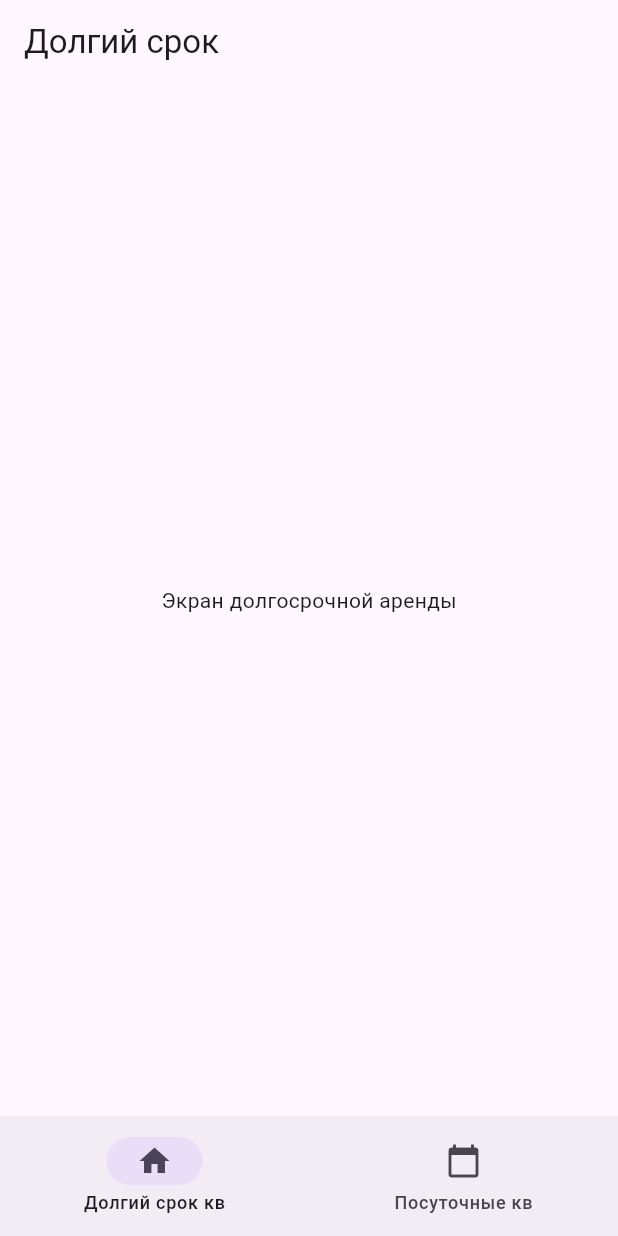
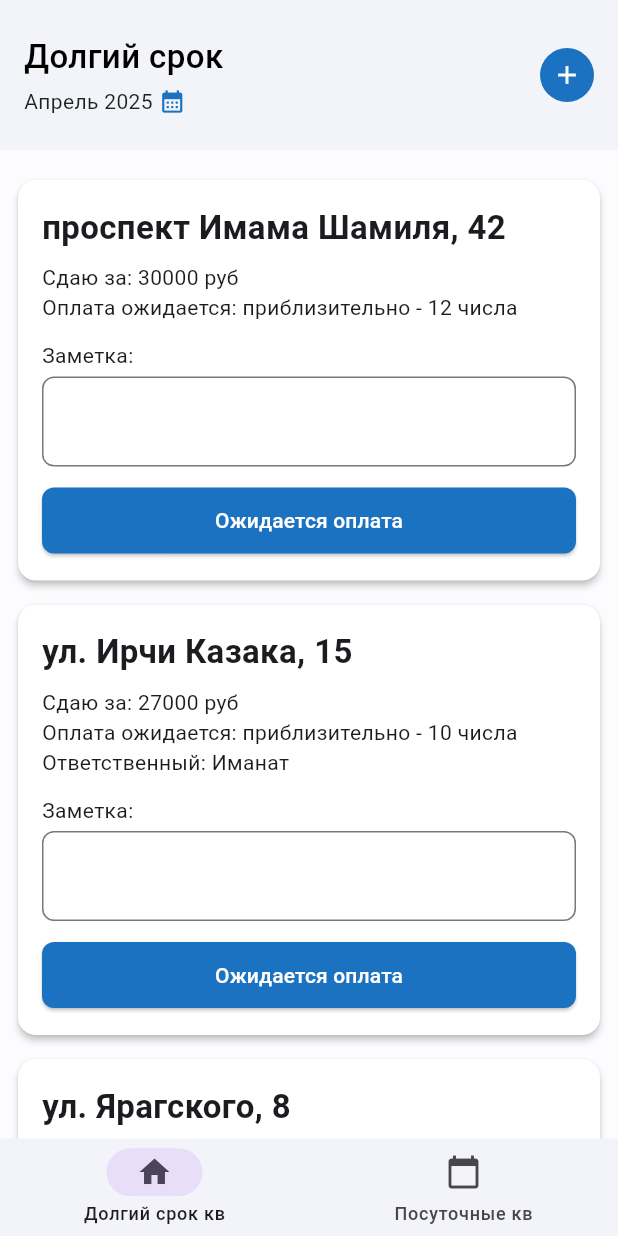
Before and after one commit to Gerkaaa/rent_tracker, a Flutter app: the HomeScreen screen opened directly, on a phone screen of 412 x 824 dp. Run offline on Flutter 3.47's test engine with Material 3 defaults, Android fonts, the phone set to English and light mode, and no system bars.

Commit message:
Feat: add long term card, widgets and utils

```diff
--- /dev/null
+++ b/lib/core/constants/months.dart
@@ -0,0 +1,14 @@
+const List<String> months = [
+  'Январь',
+  'Февраль',
+  'Март',
+  'Апрель',
+  'Май',
+  'Июнь',
+  'Июль',
+  'Август',
+  'Сентябрь',
+  'Октябрь',
+  'Ноябрь',
+  'Декабрь',
+];
--- /dev/null
+++ b/lib/core/utils/date_utils.dart
@@ -0,0 +1,5 @@
+import 'package:rent_tracker/core/constants/months.dart';
+
+String formatMonth(DateTime date) {
+  return '${months[date.month - 1]} ${date.year}';
+}
--- a/lib/presentation/home_screen.dart
+++ b/lib/presentation/home_screen.dart
@@ -19,6 +19,8 @@ class _HomeScreenState extends State<HomeScreen> {
     return Scaffold(
       body: pages[_selectedIndex],
       bottomNavigationBar: NavigationBar(
+        height: 65,
+        backgroundColor: const Color(0xFFF3F4F9),
         selectedIndex: _selectedIndex,
         onDestinationSelected: (int index) {
           setState(() {
--- a/lib/presentation/long_term_screen/long_term_screen.dart
+++ b/lib/presentation/long_term_screen/long_term_screen.dart
@@ -1,13 +1,176 @@
 import 'package:flutter/material.dart';
+import 'package:rent_tracker/core/constants/months.dart';
+import 'package:rent_tracker/core/utils/date_utils.dart';
+import 'package:rent_tracker/presentation/long_term_screen/widgets/long_term_apartment_card.dart';
+import 'package:rent_tracker/presentation/widgets/custom_app_bar.dart';
 
-class LongTermScreen extends StatelessWidget {
+class LongTermScreen extends StatefulWidget {
   const LongTermScreen({super.key});
 
   @override
+  State<LongTermScreen> createState() => _LongTermScreenState();
+}
+
+class _LongTermScreenState extends State<LongTermScreen> {
+  DateTime _currentMonth = DateTime(DateTime.now().year, DateTime.now().month);
+
+
+// пока что
+  final List<Map<String, dynamic>> apartments = [
+    {
+      'address': 'проспект Имама Шамиля, 42',
+      'price': 30000,
+      'payDay': 12,
+      'responsible': null,
+      'note': '',
+      'isPaid': false,
+    },
+    {
+      'address': 'ул. Ирчи Казака, 15',
+      'price': 27000,
+      'payDay': 10,
+      'responsible': 'Иманат',
+      'note': '',
+      'isPaid': false,
+    },
+    {
+      'address': 'ул. Ярагского, 8',
+      'price': 32000,
+      'payDay': 14,
+      'responsible': 'Иманат',
+      'note': '',
+      'isPaid': false,
+    },
+  ];
+
+  void _showMonthPickerDialog() {
+    final current = _currentMonth;
+    final List<DateTime> visibleMonths = List.generate(7, (i) {
+      return DateTime(current.year, current.month - 3 + i);
+    });
+
+    showModalBottomSheet(
+      context: context,
+      shape: const RoundedRectangleBorder(
+        borderRadius: BorderRadius.vertical(top: Radius.circular(20)),
+      ),
+      builder: (context) {
+        return Padding(
+          padding: const EdgeInsets.all(16),
+          child: Column(
+            mainAxisSize: MainAxisSize.min,
+            children: [
+              const Text(
+                'Выберите месяц',
+                style: TextStyle(fontSize: 18, fontWeight: FontWeight.w600),
+              ),
+              const SizedBox(height: 16),
+              ListView.builder(
+                shrinkWrap: true,
+                itemCount: visibleMonths.length,
+                itemBuilder: (context, index) {
+                  final month = visibleMonths[index];
+                  final isSelected =
+                      month.year == current.year &&
+                      month.month == current.month;
+
+                  return ListTile(
+                    leading:
+                        isSelected
+                            ? const Icon(Icons.check_circle, color: Colors.blue)
+                            : const Icon(
+                              Icons.circle_outlined,
+                              color: Colors.grey,
+                            ),
+                    title: Text(
+                      '${months[month.month - 1]} ${month.year}',
+                      style: TextStyle(
+                        fontSize: 16,
+                        fontWeight:
+                            isSelected ? FontWeight.bold : FontWeight.normal,
+                        color: isSelected ? Colors.blue : Colors.black,
+                      ),
+                    ),
+                    onTap: () {
+                      setState(() {
+                        _currentMonth = month;
+                      });
+                      Navigator.pop(context);
+                    },
+                  );
+                },
+              ),
+            ],
+          ),
+        );
+      },
+    );
+  }
+
+  @override
   Widget build(BuildContext context) {
-    return Scaffold(
-      appBar: AppBar(title: Text('Долгий срок')),
-      body: Center(child: Text('Экран долгосрочной аренды')),
+    return GestureDetector(
+      onTap: () => FocusScope.of(context).unfocus(),
+      child: Scaffold(
+        backgroundColor: const Color(0xFFFCFCFF),
+        appBar: CustomAppBar(
+          titleText: 'Долгий срок',
+          currentMonth: _currentMonth,
+          onSelectMonth: _showMonthPickerDialog,
+          onAddPressed: () {
+            ScaffoldMessenger.of(context).showSnackBar(
+              const SnackBar(content: Text('Добавление квартиры')),
+            );
+          },
+        ),
+        body: ListView.builder(
+          padding: const EdgeInsets.all(12),
+          itemCount: apartments.length,
+          itemBuilder: (context, index) {
+            final apt = apartments[index];
+            return LongTermApartmentCard(
+              apartment: apt,
+              currentMonth: _currentMonth,
+              onNoteChanged: (note) {
+                setState(() {
+                  apt['note'] = note;
+                });
+              },
+              onPaidChanged: () {
+                final monthText = formatMonth(_currentMonth);
+                showDialog(
+                  context: context,
+                  builder:
+                      (_) => AlertDialog(
+                        title: const Text('Подтверждение'),
+                        content: Text('Вам выплатили за $monthText?'),
+                        actions: [
+                          TextButton(
+                            onPressed: () => Navigator.pop(context),
+                            child: const Text('Нет'),
+                          ),
+                          TextButton(
+                            onPressed: () {
+                              setState(() {
+                                apt['isPaid'] = true;
+                              });
+                              Navigator.pop(context);
+                              ScaffoldMessenger.of(context).showSnackBar(
+                                SnackBar(
+                                  content: Text('Сдано: ${apt['address']}'),
+                                ),
+                              );
+                            },
+                            child: const Text('Да'),
+                          ),
+                        ],
+                      ),
+                );
+              },
+            );
+          },
+        ),
+      ),
     );
   }
 }
--- /dev/null
+++ b/lib/presentation/long_term_screen/widgets/long_term_apartment_card.dart
@@ -0,0 +1,87 @@
+import 'package:flutter/material.dart';
+
+class LongTermApartmentCard extends StatelessWidget {
+  final Map<String, dynamic> apartment;
+  final DateTime currentMonth;
+  final VoidCallback onPaidChanged;
+  final ValueChanged<String> onNoteChanged;
+
+  const LongTermApartmentCard({
+    super.key,
+    required this.apartment,
+    required this.currentMonth,
+    required this.onPaidChanged,
+    required this.onNoteChanged,
+  });
+
+  @override
+  Widget build(BuildContext context) {
+    final isPaid = apartment['isPaid'] == true;
+    final noteController = TextEditingController(text: apartment['note']);
+
+    return Card(
+      color: isPaid ? const Color(0xFFF0F0F0) : Colors.white,
+      shape: RoundedRectangleBorder(borderRadius: BorderRadius.circular(12)),
+      elevation: 2,
+      margin: const EdgeInsets.symmetric(vertical: 8),
+      child: Padding(
+        padding: const EdgeInsets.all(16),
+        child: Column(
+          crossAxisAlignment: CrossAxisAlignment.start,
+          children: [
+            Text(
+              apartment['address'],
+              style: const TextStyle(fontSize: 22, fontWeight: FontWeight.bold),
+            ),
+            const SizedBox(height: 8),
+            Text('Сдаю за: ${apartment['price']} руб'),
+            Text(
+              'Оплата ожидается: приблизительно - ${apartment['payDay']} числа',
+            ),
+            if (apartment['responsible'] != null)
+              Text('Ответственный: ${apartment['responsible']}'),
+            const SizedBox(height: 12),
+            const Text('Заметка:'),
+            const SizedBox(height: 4),
+            TextField(
+              controller: noteController,
+              maxLines: 2,
+              onChanged: onNoteChanged,
+              decoration: InputDecoration(
+                border: OutlineInputBorder(
+                  borderRadius: BorderRadius.circular(8),
+                ),
+                contentPadding: const EdgeInsets.symmetric(
+                  horizontal: 12,
+                  vertical: 6,
+                ),
+              ),
+            ),
+            const SizedBox(height: 12),
+            SizedBox(
+              width: double.infinity,
+              child: ElevatedButton(
+                style: ElevatedButton.styleFrom(
+                  backgroundColor:
+                      isPaid
+                          ? const Color(0xFF34C759)
+                          : const Color(0xFF1B72C0),
+                  foregroundColor: Colors.white,
+                  padding: const EdgeInsets.symmetric(vertical: 12),
+                  shape: RoundedRectangleBorder(
+                    borderRadius: BorderRadius.circular(8),
+                  ),
+                ),
+                onPressed: isPaid ? () {} : onPaidChanged,
+                child: Text(
+                  isPaid ? 'Оплачено' : 'Ожидается оплата',
+                  style: const TextStyle(fontWeight: FontWeight.w500),
+                ),
+              ),
+            ),
+          ],
+        ),
+      ),
+    );
+  }
+}
--- /dev/null
+++ b/lib/presentation/widgets/custom_app_bar.dart
@@ -0,0 +1,94 @@
+import 'package:flutter/material.dart';
+import 'package:rent_tracker/core/utils/date_utils.dart';
+
+class CustomAppBar extends StatelessWidget implements PreferredSizeWidget {
+  final String? titleText;
+  final VoidCallback? onAddPressed;
+  final DateTime? currentMonth;
+  final VoidCallback? onSelectMonth;
+
+  const CustomAppBar({
+    super.key,
+    this.titleText,
+    this.onAddPressed,
+    this.currentMonth,
+    this.onSelectMonth,
+  });
+
+  @override
+  Widget build(BuildContext context) {
+    return AppBar(
+      backgroundColor: const Color(0xFFF3F4F9),
+      elevation: 0,
+      automaticallyImplyLeading: false,
+      toolbarHeight: 80,
+      flexibleSpace: SafeArea(
+        child: Padding(
+          padding: const EdgeInsets.symmetric(horizontal: 16),
+          child: Align(
+            alignment: Alignment.centerLeft,
+            child: Row(
+              mainAxisAlignment: MainAxisAlignment.spaceBetween,
+              children: [_buildTitleSection(), _buildAddButton()],
+            ),
+          ),
+        ),
+      ),
+    );
+  }
+
+  Widget _buildTitleSection() {
+    return Column(
+      mainAxisSize: MainAxisSize.min,
+      crossAxisAlignment: CrossAxisAlignment.start,
+      children: [
+        if (titleText != null)
+          Text(
+            titleText!,
+            style: const TextStyle(
+              fontSize: 22,
+              fontWeight: FontWeight.w500,
+              color: Colors.black,
+            ),
+          ),
+        const SizedBox(height: 4),
+        if (currentMonth != null)
+          GestureDetector(
+            onTap: onSelectMonth,
+            child: Row(
+              children: [
+                Text(
+                  formatMonth(currentMonth!),
+                  style: const TextStyle(fontSize: 14, color: Colors.black87),
+                ),
+                const SizedBox(width: 4),
+                const Icon(
+                  Icons.calendar_month,
+                  size: 18,
+                  color: Color(0xFF1B72C0),
+                ),
+              ],
+            ),
+          ),
+      ],
+    );
+  }
+
+  Widget _buildAddButton() {
+    return GestureDetector(
+      onTap: onAddPressed,
+      child: Container(
+        width: 36,
+        height: 36,
+        decoration: const BoxDecoration(
+          color: Color(0xFF1B72C0),
+          shape: BoxShape.circle,
+        ),
+        child: const Icon(Icons.add, color: Colors.white, size: 20),
+      ),
+    );
+  }
+
+  @override
+  Size get preferredSize => const Size.fromHeight(100);
+}
```
